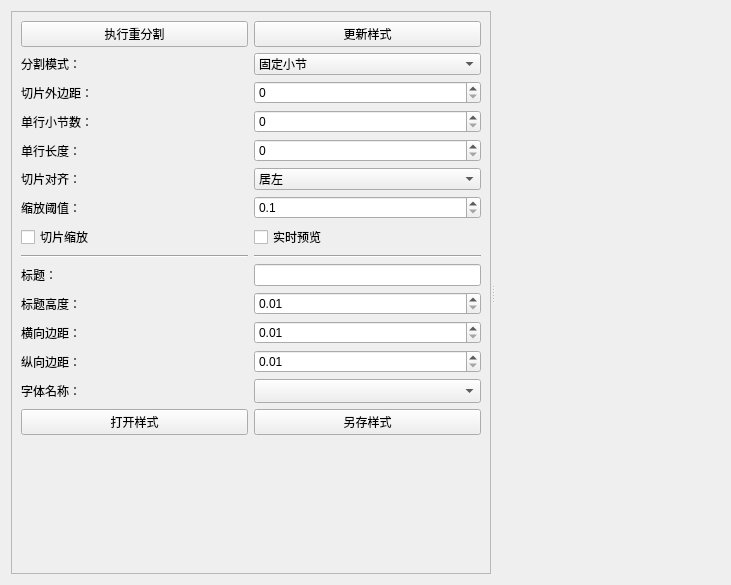
This is src/View/ui/TabReclip.ui in Carrot-shreds/score_capture as Qt 5 draws it before an edit. The edited form follows.
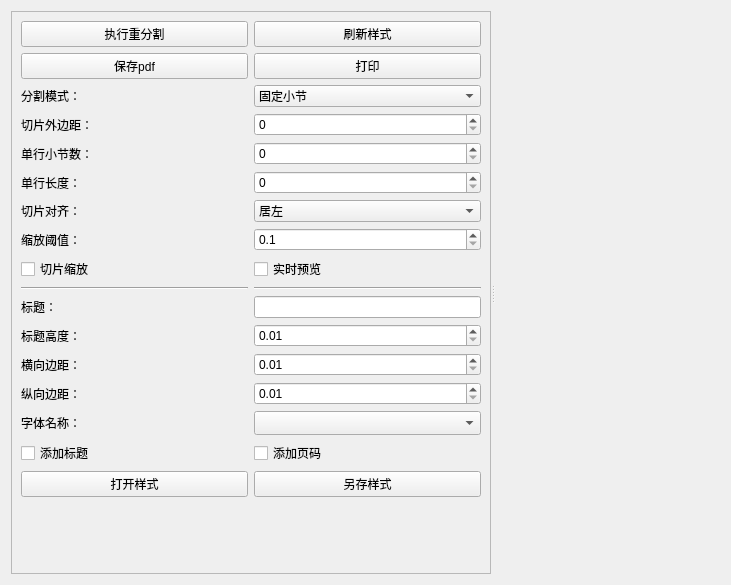
This is the edited form. Custom widgets are drawn as their Qt base class.

```diff
--- a/src/View/ui/TabReclip.ui
+++ b/src/View/ui/TabReclip.ui
@@ -26,6 +26,12 @@
         <verstretch>0</verstretch>
        </sizepolicy>
       </property>
+      <property name="minimumSize">
+       <size>
+        <width>0</width>
+        <height>0</height>
+       </size>
+      </property>
       <property name="horizontalScrollBarPolicy">
        <enum>Qt::ScrollBarPolicy::ScrollBarAlwaysOff</enum>
       </property>
@@ -45,20 +51,159 @@
         <property name="spacing">
          <number>6</number>
         </property>
-        <item row="4" column="0">
-         <widget class="QLabel" name="label_20">
+        <item row="17" column="3">
+         <widget class="QComboBox" name="comboBox_font_name">
+          <property name="sizePolicy">
+           <sizepolicy hsizetype="Preferred" vsizetype="Fixed">
+            <horstretch>0</horstretch>
+            <verstretch>0</verstretch>
+           </sizepolicy>
+          </property>
+          <property name="sizeAdjustPolicy">
+           <enum>QComboBox::SizeAdjustPolicy::AdjustToMinimumContentsLengthWithIcon</enum>
+          </property>
+         </widget>
+        </item>
+        <item row="10" column="3">
+         <widget class="QCheckBox" name="checkBox_live_preview">
+          <property name="text">
+           <string>实时预览</string>
+          </property>
+         </widget>
+        </item>
+        <item row="14" column="3">
+         <widget class="QDoubleSpinBox" name="doubleSpinBox_margin_title">
+          <property name="decimals">
+           <number>2</number>
+          </property>
+          <property name="minimum">
+           <double>0.010000000000000</double>
+          </property>
+          <property name="maximum">
+           <double>0.300000000000000</double>
+          </property>
+          <property name="singleStep">
+           <double>0.010000000000000</double>
+          </property>
+         </widget>
+        </item>
+        <item row="22" column="0">
+         <spacer name="verticalSpacer">
+          <property name="orientation">
+           <enum>Qt::Orientation::Vertical</enum>
+          </property>
+          <property name="sizeHint" stdset="0">
+           <size>
+            <width>20</width>
+            <height>40</height>
+           </size>
+          </property>
+         </spacer>
+        </item>
+        <item row="15" column="3">
+         <widget class="QDoubleSpinBox" name="doubleSpinBox_margin_width">
+          <property name="decimals">
+           <number>2</number>
+          </property>
+          <property name="minimum">
+           <double>0.010000000000000</double>
+          </property>
+          <property name="maximum">
+           <double>0.300000000000000</double>
+          </property>
+          <property name="singleStep">
+           <double>0.010000000000000</double>
+          </property>
+         </widget>
+        </item>
+        <item row="3" column="0">
+         <widget class="QLabel" name="label_22">
           <property name="layoutDirection">
            <enum>Qt::LayoutDirection::LeftToRight</enum>
           </property>
           <property name="text">
-           <string>单行小节数：</string>
+           <string>切片外边距：</string>
           </property>
           <property name="alignment">
            <set>Qt::AlignmentFlag::AlignLeading|Qt::AlignmentFlag::AlignLeft|Qt::AlignmentFlag::AlignVCenter</set>
           </property>
          </widget>
         </item>
-        <item row="8" column="0">
+        <item row="5" column="3">
+         <widget class="QSpinBox" name="spinBox_each_line_bar_num">
+          <property name="toolTip">
+           <string>&lt;html&gt;&lt;head/&gt;&lt;body&gt;&lt;p&gt;Fixed bar nums each row.&lt;/p&gt;&lt;/body&gt;&lt;/html&gt;</string>
+          </property>
+         </widget>
+        </item>
+        <item row="2" column="3">
+         <widget class="QComboBox" name="comboBox_reclip_method">
+          <property name="currentText">
+           <string>固定小节</string>
+          </property>
+          <item>
+           <property name="text">
+            <string>固定小节</string>
+           </property>
+          </item>
+          <item>
+           <property name="text">
+            <string>限制宽度</string>
+           </property>
+          </item>
+         </widget>
+        </item>
+        <item row="16" column="0">
+         <widget class="QLabel" name="label_27">
+          <property name="layoutDirection">
+           <enum>Qt::LayoutDirection::LeftToRight</enum>
+          </property>
+          <property name="text">
+           <string>纵向边距：</string>
+          </property>
+          <property name="alignment">
+           <set>Qt::AlignmentFlag::AlignLeading|Qt::AlignmentFlag::AlignLeft|Qt::AlignmentFlag::AlignVCenter</set>
+          </property>
+         </widget>
+        </item>
+        <item row="13" column="3">
+         <widget class="QLineEdit" name="lineEdit_title">
+          <property name="sizePolicy">
+           <sizepolicy hsizetype="Minimum" vsizetype="Fixed">
+            <horstretch>0</horstretch>
+            <verstretch>0</verstretch>
+           </sizepolicy>
+          </property>
+         </widget>
+        </item>
+        <item row="12" column="3">
+         <widget class="Line" name="line">
+          <property name="orientation">
+           <enum>Qt::Orientation::Horizontal</enum>
+          </property>
+         </widget>
+        </item>
+        <item row="7" column="0">
+         <widget class="QLabel" name="label_19">
+          <property name="layoutDirection">
+           <enum>Qt::LayoutDirection::LeftToRight</enum>
+          </property>
+          <property name="text">
+           <string>切片对齐：</string>
+          </property>
+          <property name="alignment">
+           <set>Qt::AlignmentFlag::AlignLeading|Qt::AlignmentFlag::AlignLeft|Qt::AlignmentFlag::AlignVCenter</set>
+          </property>
+         </widget>
+        </item>
+        <item row="19" column="3">
+         <widget class="QCheckBox" name="checkBox_add_page_num">
+          <property name="text">
+           <string>添加页码</string>
+          </property>
+         </widget>
+        </item>
+        <item row="9" column="0">
          <widget class="QLabel" name="label_23">
           <property name="layoutDirection">
            <enum>Qt::LayoutDirection::LeftToRight</enum>
@@ -71,93 +216,42 @@
           </property>
          </widget>
         </item>
-        <item row="14" column="0">
-         <widget class="QLabel" name="label_26">
-          <property name="layoutDirection">
-           <enum>Qt::LayoutDirection::LeftToRight</enum>
-          </property>
-          <property name="text">
-           <string>横向边距：</string>
-          </property>
-          <property name="alignment">
-           <set>Qt::AlignmentFlag::AlignLeading|Qt::AlignmentFlag::AlignLeft|Qt::AlignmentFlag::AlignVCenter</set>
-          </property>
-         </widget>
-        </item>
         <item row="12" column="0">
-         <widget class="QLabel" name="label_24">
-          <property name="layoutDirection">
-           <enum>Qt::LayoutDirection::LeftToRight</enum>
-          </property>
-          <property name="text">
-           <string>标题：</string>
-          </property>
-          <property name="alignment">
-           <set>Qt::AlignmentFlag::AlignLeading|Qt::AlignmentFlag::AlignLeft|Qt::AlignmentFlag::AlignVCenter</set>
-          </property>
-         </widget>
-        </item>
-        <item row="11" column="0">
          <widget class="Line" name="line_2">
           <property name="orientation">
            <enum>Qt::Orientation::Horizontal</enum>
           </property>
          </widget>
         </item>
-        <item row="15" column="0">
-         <widget class="QLabel" name="label_27">
-          <property name="layoutDirection">
-           <enum>Qt::LayoutDirection::LeftToRight</enum>
-          </property>
+        <item row="1" column="3">
+         <widget class="QPushButton" name="pushButton_print_score">
           <property name="text">
-           <string>纵向边距：</string>
+           <string>打印</string>
           </property>
-          <property name="alignment">
-           <set>Qt::AlignmentFlag::AlignLeading|Qt::AlignmentFlag::AlignLeft|Qt::AlignmentFlag::AlignVCenter</set>
-          </property>
          </widget>
         </item>
-        <item row="5" column="0">
-         <widget class="QLabel" name="label_21">
-          <property name="layoutDirection">
-           <enum>Qt::LayoutDirection::LeftToRight</enum>
-          </property>
-          <property name="text">
-           <string>单行长度：</string>
-          </property>
-          <property name="alignment">
-           <set>Qt::AlignmentFlag::AlignLeading|Qt::AlignmentFlag::AlignLeft|Qt::AlignmentFlag::AlignVCenter</set>
-          </property>
-         </widget>
-        </item>
-        <item row="17" column="0">
+        <item row="21" column="0">
          <widget class="QPushButton" name="pushButton_open_style">
           <property name="text">
            <string>打开样式</string>
           </property>
          </widget>
         </item>
-        <item row="9" column="3">
-         <widget class="QCheckBox" name="checkBox_live_preview">
+        <item row="10" column="0">
+         <widget class="QCheckBox" name="checkBox_clip_resize">
           <property name="text">
-           <string>实时预览</string>
+           <string>切片缩放</string>
           </property>
          </widget>
         </item>
-        <item row="13" column="0">
-         <widget class="QLabel" name="label_28">
-          <property name="layoutDirection">
-           <enum>Qt::LayoutDirection::LeftToRight</enum>
-          </property>
+        <item row="21" column="3">
+         <widget class="QPushButton" name="pushButton_save_style">
           <property name="text">
-           <string>标题高度：</string>
+           <string>另存样式</string>
           </property>
-          <property name="alignment">
-           <set>Qt::AlignmentFlag::AlignLeading|Qt::AlignmentFlag::AlignLeft|Qt::AlignmentFlag::AlignVCenter</set>
-          </property>
          </widget>
         </item>
-        <item row="6" column="3">
+        <item row="7" column="3">
          <widget class="QComboBox" name="comboBox_clip_align">
           <property name="currentText">
            <string>居左</string>
@@ -179,7 +273,97 @@
           </item>
          </widget>
         </item>
+        <item row="6" column="3">
+         <widget class="QSpinBox" name="spinBox_each_line_ength">
+          <property name="toolTip">
+           <string>&lt;html&gt;&lt;head/&gt;&lt;body&gt;&lt;p&gt;Fixed lenght each row. Use the length of &lt;span style=&quot; font-weight:700;&quot;&gt;first n&lt;/span&gt; sections.&lt;/p&gt;&lt;/body&gt;&lt;/html&gt;</string>
+          </property>
+         </widget>
+        </item>
         <item row="1" column="0">
+         <widget class="QPushButton" name="pushButton_save_pdf">
+          <property name="text">
+           <string>保存pdf</string>
+          </property>
+         </widget>
+        </item>
+        <item row="19" column="0">
+         <widget class="QCheckBox" name="checkBox_add_title">
+          <property name="text">
+           <string>添加标题</string>
+          </property>
+         </widget>
+        </item>
+        <item row="3" column="3">
+         <widget class="QSpinBox" name="spinBox_clip_margin">
+          <property name="toolTip">
+           <string>&lt;html&gt;&lt;head/&gt;&lt;body&gt;&lt;p&gt;Large magin to include bar nums at both end of each row.&lt;/p&gt;&lt;/body&gt;&lt;/html&gt;</string>
+          </property>
+         </widget>
+        </item>
+        <item row="6" column="0">
+         <widget class="QLabel" name="label_21">
+          <property name="layoutDirection">
+           <enum>Qt::LayoutDirection::LeftToRight</enum>
+          </property>
+          <property name="text">
+           <string>单行长度：</string>
+          </property>
+          <property name="alignment">
+           <set>Qt::AlignmentFlag::AlignLeading|Qt::AlignmentFlag::AlignLeft|Qt::AlignmentFlag::AlignVCenter</set>
+          </property>
+         </widget>
+        </item>
+        <item row="16" column="3">
+         <widget class="QDoubleSpinBox" name="doubleSpinBox_margin_height">
+          <property name="decimals">
+           <number>2</number>
+          </property>
+          <property name="minimum">
+           <double>0.010000000000000</double>
+          </property>
+          <property name="maximum">
+           <double>0.300000000000000</double>
+          </property>
+          <property name="singleStep">
+           <double>0.010000000000000</double>
+          </property>
+         </widget>
+        </item>
+        <item row="0" column="0">
+         <widget class="QPushButton" name="pushButton_reclip">
+          <property name="text">
+           <string>执行重分割</string>
+          </property>
+         </widget>
+        </item>
+        <item row="22" column="3">
+         <spacer name="verticalSpacer_2">
+          <property name="orientation">
+           <enum>Qt::Orientation::Vertical</enum>
+          </property>
+          <property name="sizeHint" stdset="0">
+           <size>
+            <width>20</width>
+            <height>40</height>
+           </size>
+          </property>
+         </spacer>
+        </item>
+        <item row="14" column="0">
+         <widget class="QLabel" name="label_28">
+          <property name="layoutDirection">
+           <enum>Qt::LayoutDirection::LeftToRight</enum>
+          </property>
+          <property name="text">
+           <string>标题高度：</string>
+          </property>
+          <property name="alignment">
+           <set>Qt::AlignmentFlag::AlignLeading|Qt::AlignmentFlag::AlignLeft|Qt::AlignmentFlag::AlignVCenter</set>
+          </property>
+         </widget>
+        </item>
+        <item row="2" column="0">
          <widget class="QLabel" name="label_18">
           <property name="layoutDirection">
            <enum>Qt::LayoutDirection::LeftToRight</enum>
@@ -192,44 +376,50 @@
           </property>
          </widget>
         </item>
-        <item row="9" column="0">
-         <widget class="QCheckBox" name="checkBox_clip_resize">
+        <item row="17" column="0">
+         <widget class="QLabel" name="label_29">
+          <property name="layoutDirection">
+           <enum>Qt::LayoutDirection::LeftToRight</enum>
+          </property>
           <property name="text">
-           <string>切片缩放</string>
+           <string>字体名称：</string>
           </property>
+          <property name="alignment">
+           <set>Qt::AlignmentFlag::AlignLeading|Qt::AlignmentFlag::AlignLeft|Qt::AlignmentFlag::AlignVCenter</set>
+          </property>
          </widget>
         </item>
-        <item row="18" column="0">
-         <spacer name="verticalSpacer">
-          <property name="orientation">
-           <enum>Qt::Orientation::Vertical</enum>
+        <item row="15" column="0">
+         <widget class="QLabel" name="label_26">
+          <property name="layoutDirection">
+           <enum>Qt::LayoutDirection::LeftToRight</enum>
           </property>
-          <property name="sizeHint" stdset="0">
-           <size>
-            <width>20</width>
-            <height>40</height>
-           </size>
+          <property name="text">
+           <string>横向边距：</string>
           </property>
-         </spacer>
+          <property name="alignment">
+           <set>Qt::AlignmentFlag::AlignLeading|Qt::AlignmentFlag::AlignLeft|Qt::AlignmentFlag::AlignVCenter</set>
+          </property>
+         </widget>
         </item>
-        <item row="14" column="3">
-         <widget class="QDoubleSpinBox" name="doubleSpinBox_margin_width">
-          <property name="decimals">
-           <number>2</number>
+        <item row="5" column="0">
+         <widget class="QLabel" name="label_20">
+          <property name="layoutDirection">
+           <enum>Qt::LayoutDirection::LeftToRight</enum>
           </property>
-          <property name="minimum">
-           <double>0.010000000000000</double>
+          <property name="text">
+           <string>单行小节数：</string>
           </property>
-          <property name="maximum">
-           <double>0.300000000000000</double>
+          <property name="alignment">
+           <set>Qt::AlignmentFlag::AlignLeading|Qt::AlignmentFlag::AlignLeft|Qt::AlignmentFlag::AlignVCenter</set>
           </property>
-          <property name="singleStep">
-           <double>0.010000000000000</double>
-          </property>
          </widget>
         </item>
-        <item row="8" column="3">
+        <item row="9" column="3">
          <widget class="QDoubleSpinBox" name="doubleSpinBox_resize_threshold">
+          <property name="toolTip">
+           <string>&lt;html&gt;&lt;head/&gt;&lt;body&gt;&lt;p&gt;Resize clip when clip_width&amp;gt;(page_width*threshold)&lt;/p&gt;&lt;/body&gt;&lt;/html&gt;</string>
+          </property>
           <property name="decimals">
            <number>1</number>
           </property>
@@ -244,167 +434,26 @@
           </property>
          </widget>
         </item>
-        <item row="0" column="0">
-         <widget class="QPushButton" name="pushButton_reclip">
-          <property name="text">
-           <string>执行重分割</string>
-          </property>
-         </widget>
-        </item>
-        <item row="6" column="0">
-         <widget class="QLabel" name="label_19">
-          <property name="layoutDirection">
-           <enum>Qt::LayoutDirection::LeftToRight</enum>
-          </property>
-          <property name="text">
-           <string>切片对齐：</string>
-          </property>
-          <property name="alignment">
-           <set>Qt::AlignmentFlag::AlignLeading|Qt::AlignmentFlag::AlignLeft|Qt::AlignmentFlag::AlignVCenter</set>
-          </property>
-         </widget>
-        </item>
         <item row="0" column="3">
          <widget class="QPushButton" name="pushButton_show_style">
           <property name="text">
-           <string>更新样式</string>
+           <string>刷新样式</string>
           </property>
          </widget>
         </item>
-        <item row="15" column="3">
-         <widget class="QDoubleSpinBox" name="doubleSpinBox_margin_height">
-          <property name="decimals">
-           <number>2</number>
-          </property>
-          <property name="minimum">
-           <double>0.010000000000000</double>
-          </property>
-          <property name="maximum">
-           <double>0.300000000000000</double>
-          </property>
-          <property name="singleStep">
-           <double>0.010000000000000</double>
-          </property>
-         </widget>
-        </item>
-        <item row="2" column="3">
-         <widget class="QSpinBox" name="spinBox_clip_margin"/>
-        </item>
-        <item row="17" column="3">
-         <widget class="QPushButton" name="pushButton_save_style">
-          <property name="text">
-           <string>另存样式</string>
-          </property>
-         </widget>
-        </item>
-        <item row="11" column="3">
-         <widget class="Line" name="line">
-          <property name="orientation">
-           <enum>Qt::Orientation::Horizontal</enum>
-          </property>
-         </widget>
-        </item>
-        <item row="2" column="0">
-         <widget class="QLabel" name="label_22">
+        <item row="13" column="0">
+         <widget class="QLabel" name="label_24">
           <property name="layoutDirection">
            <enum>Qt::LayoutDirection::LeftToRight</enum>
           </property>
           <property name="text">
-           <string>切片外边距：</string>
+           <string>标题：</string>
           </property>
           <property name="alignment">
            <set>Qt::AlignmentFlag::AlignLeading|Qt::AlignmentFlag::AlignLeft|Qt::AlignmentFlag::AlignVCenter</set>
           </property>
          </widget>
         </item>
-        <item row="18" column="3">
-         <spacer name="verticalSpacer_2">
-          <property name="orientation">
-           <enum>Qt::Orientation::Vertical</enum>
-          </property>
-          <property name="sizeHint" stdset="0">
-           <size>
-            <width>20</width>
-            <height>40</height>
-           </size>
-          </property>
-         </spacer>
-        </item>
-        <item row="12" column="3">
-         <widget class="QLineEdit" name="lineEdit_title">
-          <property name="sizePolicy">
-           <sizepolicy hsizetype="Minimum" vsizetype="Fixed">
-            <horstretch>0</horstretch>
-            <verstretch>0</verstretch>
-           </sizepolicy>
-          </property>
-         </widget>
-        </item>
-        <item row="13" column="3">
-         <widget class="QDoubleSpinBox" name="doubleSpinBox_margin_title">
-          <property name="decimals">
-           <number>2</number>
-          </property>
-          <property name="minimum">
-           <double>0.010000000000000</double>
-          </property>
-          <property name="maximum">
-           <double>0.300000000000000</double>
-          </property>
-          <property name="singleStep">
-           <double>0.010000000000000</double>
-          </property>
-         </widget>
-        </item>
-        <item row="1" column="3">
-         <widget class="QComboBox" name="comboBox_reclip_method">
-          <property name="currentText">
-           <string>固定小节</string>
-          </property>
-          <item>
-           <property name="text">
-            <string>固定小节</string>
-           </property>
-          </item>
-          <item>
-           <property name="text">
-            <string>限制宽度</string>
-           </property>
-          </item>
-         </widget>
-        </item>
-        <item row="4" column="3">
-         <widget class="QSpinBox" name="spinBox_each_line_bar_num"/>
-        </item>
-        <item row="5" column="3">
-         <widget class="QSpinBox" name="spinBox_each_line_ength"/>
-        </item>
-        <item row="16" column="0">
-         <widget class="QLabel" name="label_29">
-          <property name="layoutDirection">
-           <enum>Qt::LayoutDirection::LeftToRight</enum>
-          </property>
-          <property name="text">
-           <string>字体名称：</string>
-          </property>
-          <property name="alignment">
-           <set>Qt::AlignmentFlag::AlignLeading|Qt::AlignmentFlag::AlignLeft|Qt::AlignmentFlag::AlignVCenter</set>
-          </property>
-         </widget>
-        </item>
-        <item row="16" column="3">
-         <widget class="QComboBox" name="comboBox_font_name">
-          <property name="sizePolicy">
-           <sizepolicy hsizetype="Preferred" vsizetype="Fixed">
-            <horstretch>0</horstretch>
-            <verstretch>0</verstretch>
-           </sizepolicy>
-          </property>
-          <property name="sizeAdjustPolicy">
-           <enum>QComboBox::SizeAdjustPolicy::AdjustToMinimumContentsLengthWithIcon</enum>
-          </property>
-         </widget>
-        </item>
        </layout>
       </widget>
      </widget>
```
